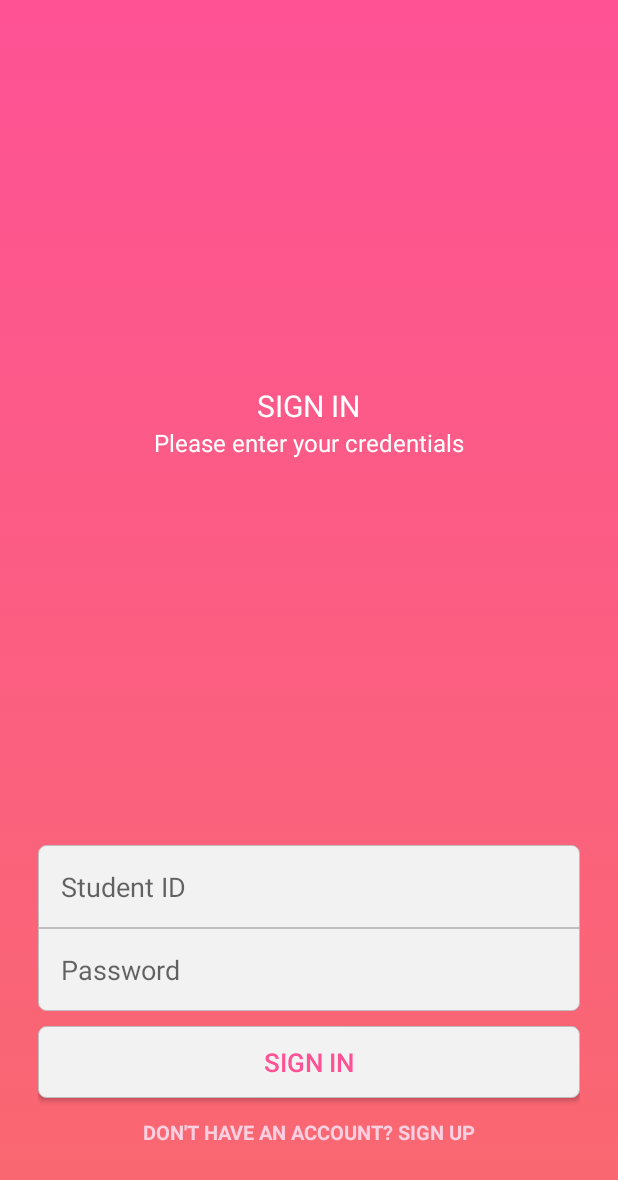
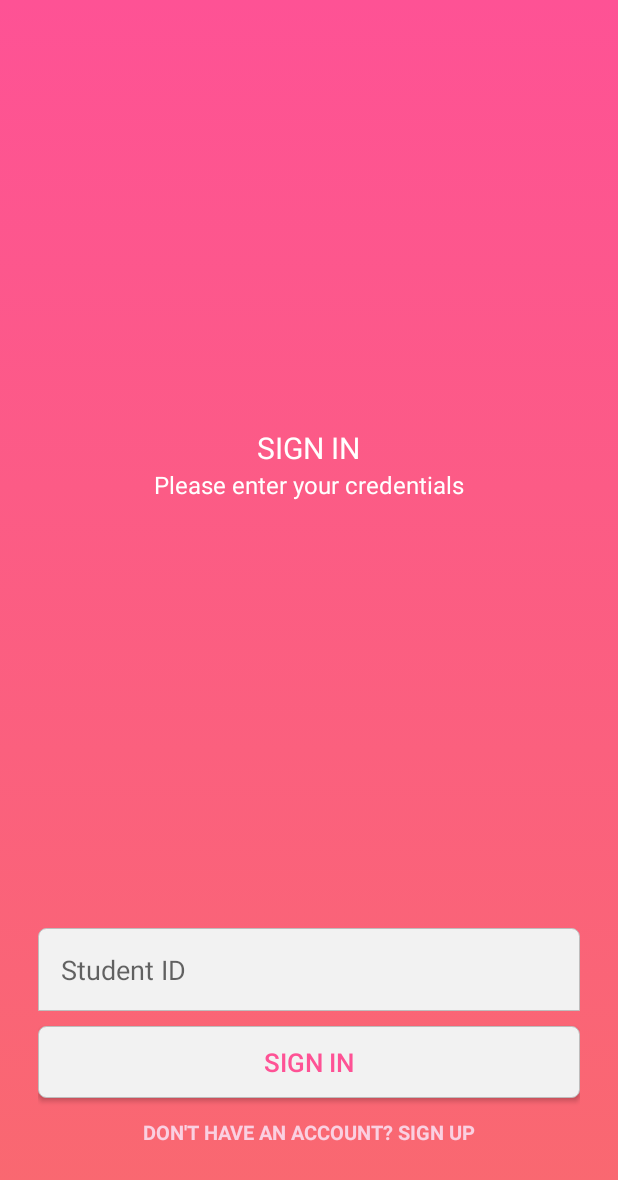
Before and after one commit to Ghamry0x1/android-attendance-system, an Android app: the screen it shows after launch (MainActivity), on a phone screen of 412 x 824 dp. Shown: the top 1180 px of the screen. Run offline under Robolectric (Android 15) with nearby library versions, the phone set to English and light mode, and no system bars.

Commit message:
minor UI change

```diff
--- a/Student-app/app/src/main/res/layout/activity_main.xml
+++ b/Student-app/app/src/main/res/layout/activity_main.xml
@@ -58,16 +58,6 @@
             android:inputType="textPersonName"
             android:padding="15dp" />
 
-        <EditText
-            android:id="@+id/passtxt"
-            android:layout_width="match_parent"
-            android:layout_height="wrap_content"
-            android:background="@drawable/edit_text_bottom"
-            android:hint="@string/pass"
-            android:importantForAutofill="no"
-            android:inputType="textPassword"
-            android:padding="15dp" />
-
 
         <Button
             android:id="@+id/SignInBtn"
```
